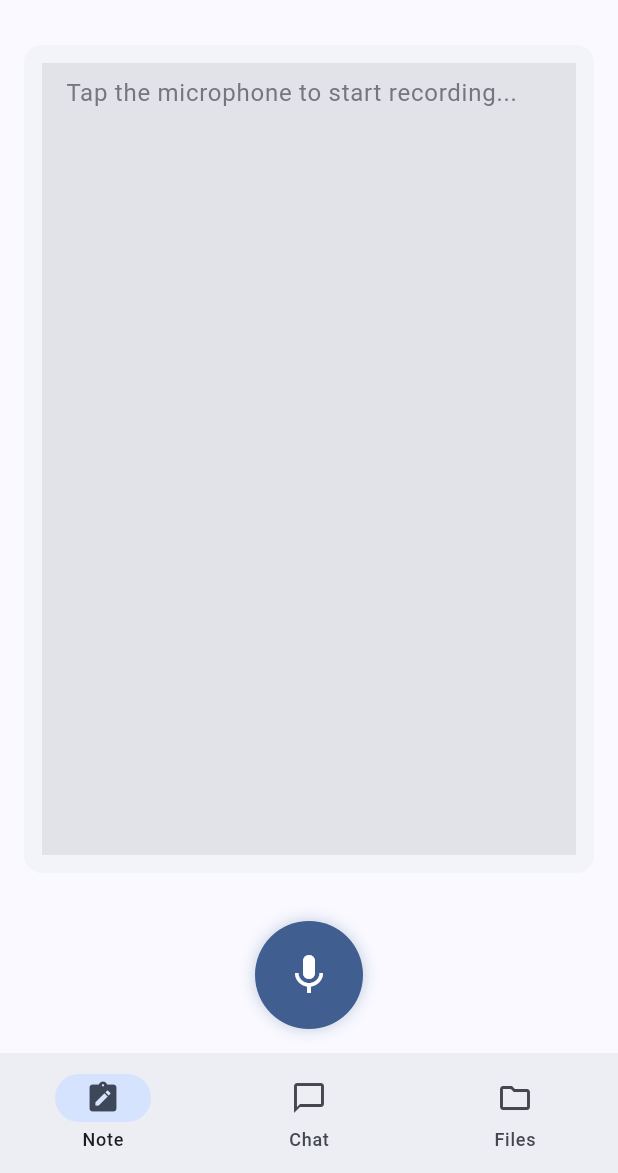
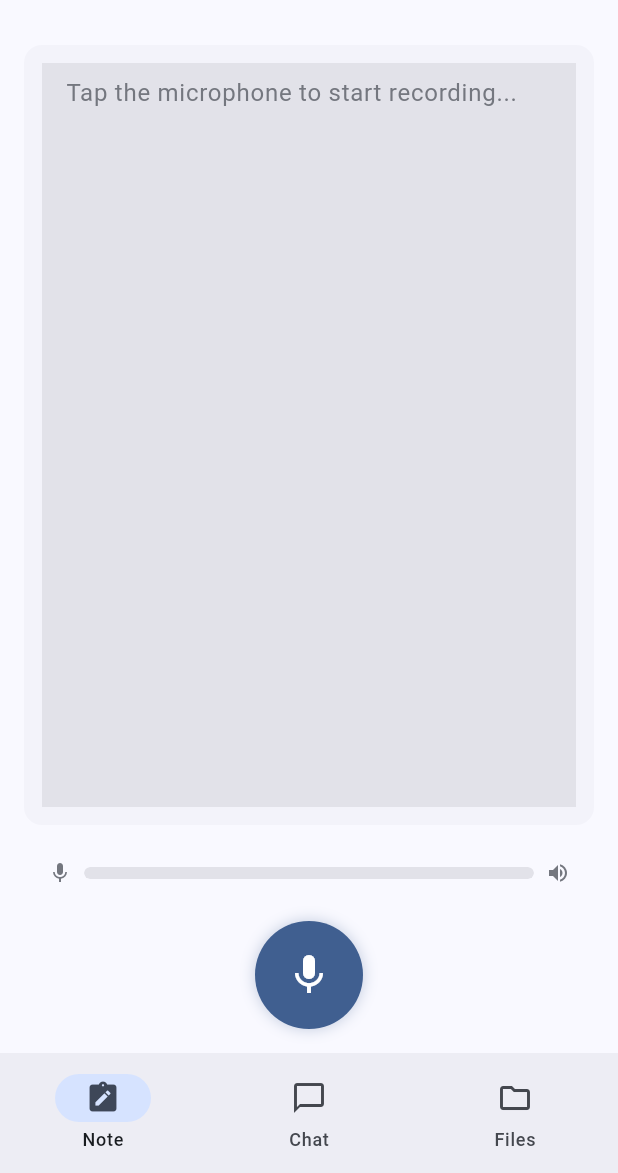
Before and after one commit to varianceenjoyer/Lexicon-Mobile, a Flutter app: the screen it shows after launch, on a phone screen of 412 x 824 dp, the part 63-1236 px from its top. Run offline on Flutter 3.47's test engine with Material 3 defaults, Android fonts, the phone set to English and light mode, and no system bars; our stand-ins replace flutter_riverpod, go_router; missing offline and left inert: record.

Commit message:
integrate real audio capture using record package
Replace mock timer-based audio with real microphone capture:
- PCM16 @ 16kHz mono streaming via record package
- PCM16 to Float32 conversion for Lexicon Core
- RMS-based audio level calculation for visualization
- Add AudioLevelMeter widget for recording UI

Co-Authored-By: Claude Opus 4.5 <noreply@anthropic.com>

```diff
--- a/lib/features/note/screens/note_screen.dart
+++ b/lib/features/note/screens/note_screen.dart
@@ -4,6 +4,7 @@ import 'package:flutter_riverpod/flutter_riverpod.dart';
 import '../../../providers/service_providers.dart';
 import '../../../services/tts_playback_service.dart';
 import '../providers/note_provider.dart';
+import '../widgets/audio_level_meter.dart';
 import '../widgets/note_app_bar.dart';
 import '../widgets/recording_controls.dart';
 import '../widgets/transcription_text_area.dart';
@@ -103,6 +104,12 @@ class _NoteScreenState extends ConsumerState<NoteScreen> {
               onSeek: (pos) => ref.read(noteProvider.notifier).seekPlayback(pos),
             ),
 
+          // Audio level meter
+          AudioLevelMeter(
+            level: noteState.audioLevel,
+            isActive: noteState.mode == NoteViewMode.recording,
+          ),
+
           // Recording controls
           RecordingControls(
             mode: noteState.mode,
--- /dev/null
+++ b/lib/features/note/widgets/audio_level_meter.dart
@@ -0,0 +1,89 @@
+import 'package:flutter/material.dart';
+
+/// A horizontal audio level meter that displays input volume.
+class AudioLevelMeter extends StatelessWidget {
+  final double level;
+  final bool isActive;
+
+  const AudioLevelMeter({
+    required this.level,
+    required this.isActive,
+    super.key,
+  });
+
+  @override
+  Widget build(BuildContext context) {
+    final theme = Theme.of(context);
+
+    return Container(
+      height: 32,
+      padding: const EdgeInsets.symmetric(horizontal: 32),
+      child: Row(
+        children: [
+          Icon(
+            Icons.mic,
+            size: 16,
+            color: isActive
+                ? theme.colorScheme.primary
+                : theme.colorScheme.outline,
+          ),
+          const SizedBox(width: 8),
+          Expanded(
+            child: ClipRRect(
+              borderRadius: BorderRadius.circular(4),
+              child: SizedBox(
+                height: 8,
+                child: Stack(
+                  children: [
+                    // Background track
+                    Container(
+                      decoration: BoxDecoration(
+                        color: theme.colorScheme.surfaceContainerHighest,
+                        borderRadius: BorderRadius.circular(4),
+                      ),
+                    ),
+                    // Level indicator
+                    AnimatedFractionallySizedBox(
+                      duration: const Duration(milliseconds: 50),
+                      widthFactor: isActive ? level.clamp(0.0, 1.0) : 0.0,
+                      alignment: Alignment.centerLeft,
+                      child: Container(
+                        decoration: BoxDecoration(
+                          gradient: LinearGradient(
+                            colors: [
+                              theme.colorScheme.primary,
+                              _getLevelColor(level, theme),
+                            ],
+                          ),
+                          borderRadius: BorderRadius.circular(4),
+                        ),
+                      ),
+                    ),
+                  ],
+                ),
+              ),
+            ),
+          ),
+          const SizedBox(width: 8),
+          Icon(
+            Icons.volume_up,
+            size: 16,
+            color: isActive
+                ? theme.colorScheme.primary
+                : theme.colorScheme.outline,
+          ),
+        ],
+      ),
+    );
+  }
+
+  Color _getLevelColor(double level, ThemeData theme) {
+    if (level > 0.8) {
+      return theme.colorScheme.error;
+    } else if (level > 0.6) {
+      return Colors.orange;
+    } else {
+      return theme.colorScheme.primary;
+    }
+  }
+}
```
Also changed, not shown: lib/features/note/providers/note_provider.dart (+20 -0 lines), lib/services/audio_capture_service.dart (+106 -24 lines), lib/services/mocks/lexicon_core_service_mock.dart (+2 -12 lines).
